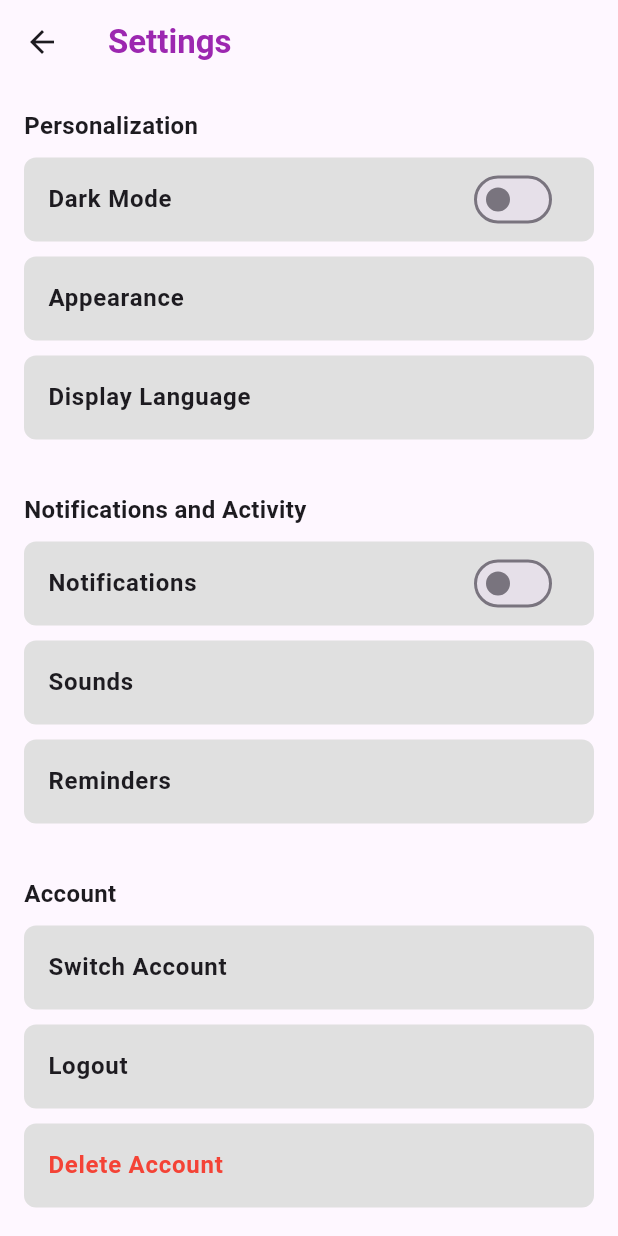
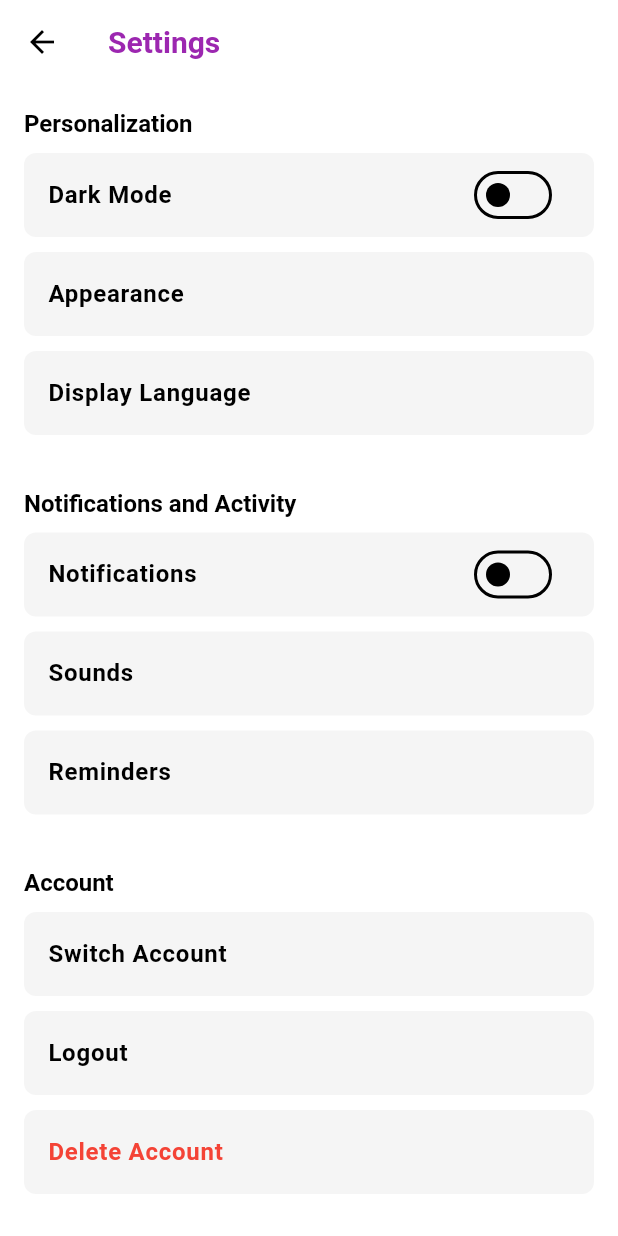
Before and after one commit to Gabnuggetboy/cloudd_flutter, a Flutter app: the AccountPage screen opened directly, item 2 of the bottom bar chosen, scrolled down 390 dp, after a tap on the "home" icon, after a tap on the "settings" icon, on a phone screen of 412 x 824 dp. Run offline on Flutter 3.47's test engine with Material 3 defaults, Android fonts, the light colour scheme and no system bars; our stand-ins replace animate_do, image_picker, shared_preferences; missing offline and left inert: flex_color_picker; accounts and stored records are empty.

Commit message:
Added Dark Mode
Added following pages:
- app_theme.dart (Set all the colours you want here.)
- theme_provider.dart (This dart file conrtols toggling between light and dark mode)
- Updated every page to use either dark or light mode colours based on theme toggling.

```diff
--- /dev/null
+++ b/lib/app_theme.dart
@@ -0,0 +1,123 @@
+import 'package:flutter/material.dart';
+
+class AppTheme {
+  // Light theme colors
+  static const Color lightPrimary = Colors.purple;
+  static const Color lightBackground = Colors.white;
+  static const Color lightSurface = Color(0xFFF5F5F5);
+  static const Color lightText = Colors.black;
+  static const Color lightTextSecondary = Colors.black87;
+
+  // Dark theme colors
+  static const Color darkPrimary = Colors.purpleAccent;
+  static const Color darkBackground = Color(0xFF121212);
+  static const Color darkSurface = Color(0xFF1E1E1E);
+  static const Color darkText = Colors.white;
+  static const Color darkTextSecondary = Colors.white70;
+
+  /// Light Theme Configuration
+  static ThemeData lightTheme = ThemeData(
+    brightness: Brightness.light,
+    primaryColor: lightPrimary,
+    scaffoldBackgroundColor: lightBackground,
+    colorScheme: const ColorScheme.light(
+      primary: lightPrimary,
+      secondary: lightPrimary,
+      surface: lightSurface,
+      onPrimary: Colors.white,
+      onSecondary: Colors.white,
+      onSurface: lightText,
+    ),
+    appBarTheme: const AppBarTheme(
+      backgroundColor: Colors.transparent,
+      elevation: 0,
+      iconTheme: IconThemeData(color: lightText),
+      titleTextStyle: TextStyle(
+        color: lightPrimary,
+        fontSize: 20,
+        fontWeight: FontWeight.bold,
+      ),
+    ),
+    cardColor: lightSurface,
+    dividerColor: Colors.grey.shade300,
+    iconTheme: const IconThemeData(color: lightText),
+    textTheme: const TextTheme(
+      displayLarge: TextStyle(color: lightText, fontWeight: FontWeight.bold),
+      displayMedium: TextStyle(color: lightText, fontWeight: FontWeight.bold),
+      displaySmall: TextStyle(color: lightText, fontWeight: FontWeight.bold),
+      headlineMedium: TextStyle(color: lightText, fontWeight: FontWeight.w600),
+      titleLarge: TextStyle(color: lightText, fontWeight: FontWeight.w600),
+      bodyLarge: TextStyle(color: lightText),
+      bodyMedium: TextStyle(color: lightTextSecondary),
+    ),
+    inputDecorationTheme: InputDecorationTheme(
+      filled: true,
+      fillColor: lightSurface,
+      border: OutlineInputBorder(
+        borderRadius: BorderRadius.circular(10),
+        borderSide: const BorderSide(color: Colors.black, width: 1.3),
+      ),
+      enabledBorder: OutlineInputBorder(
+        borderRadius: BorderRadius.circular(10),
+        borderSide: const BorderSide(color: Colors.black, width: 1.3),
+      ),
+      focusedBorder: OutlineInputBorder(
+        borderRadius: BorderRadius.circular(10),
+        borderSide: const BorderSide(color: lightPrimary, width: 2),
+      ),
+    ),
+  );
+
+  /// Dark Theme Configuration
+  static ThemeData darkTheme = ThemeData(
+    brightness: Brightness.dark,
+    primaryColor: darkPrimary,
+    scaffoldBackgroundColor: darkBackground,
+    colorScheme: const ColorScheme.dark(
+      primary: darkPrimary,
+      secondary: darkPrimary,
+      surface: darkSurface,
+      onPrimary: darkBackground,
+      onSecondary: darkBackground,
+      onSurface: darkText,
+    ),
+    appBarTheme: const AppBarTheme(
+      backgroundColor: Colors.transparent,
+      elevation: 0,
+      iconTheme: IconThemeData(color: darkText),
+      titleTextStyle: TextStyle(
+        color: darkPrimary,
+        fontSize: 20,
+        fontWeight: FontWeight.bold,
+      ),
+    ),
+    cardColor: darkSurface,
+    dividerColor: Colors.grey.shade700,
+    iconTheme: const IconThemeData(color: darkText),
+    textTheme: const TextTheme(
+      displayLarge: TextStyle(color: darkText, fontWeight: FontWeight.bold),
+      displayMedium: TextStyle(color: darkText, fontWeight: FontWeight.bold),
+      displaySmall: TextStyle(color: darkText, fontWeight: FontWeight.bold),
+      headlineMedium: TextStyle(color: darkText, fontWeight: FontWeight.w600),
+      titleLarge: TextStyle(color: darkText, fontWeight: FontWeight.w600),
+      bodyLarge: TextStyle(color: darkText),
+      bodyMedium: TextStyle(color: darkTextSecondary),
+    ),
+    inputDecorationTheme: InputDecorationTheme(
+      filled: true,
+      fillColor: darkSurface,
+      border: OutlineInputBorder(
+        borderRadius: BorderRadius.circular(10),
+        borderSide: const BorderSide(color: Colors.white54, width: 1.3),
+      ),
+      enabledBorder: OutlineInputBorder(
+        borderRadius: BorderRadius.circular(10),
+        borderSide: const BorderSide(color: Colors.white54, width: 1.3),
+      ),
+      focusedBorder: OutlineInputBorder(
+        borderRadius: BorderRadius.circular(10),
+        borderSide: const BorderSide(color: darkPrimary, width: 2),
+      ),
+    ),
+  );
+}
--- a/lib/settings_page.dart
+++ b/lib/settings_page.dart
@@ -1,38 +1,31 @@
 import 'package:flutter/material.dart';
+import 'package:provider/provider.dart';
 import 'package:clouddflutter/login_page.dart';
+import 'package:clouddflutter/theme_provider.dart';
 
-class SettingsPage extends StatefulWidget {
-  final bool isDarkMode;
-  final Function(bool) onThemeChanged;
+class SettingsPage extends StatelessWidget {
+  const SettingsPage({super.key});
 
-  const SettingsPage({
-    super.key,
-    required this.isDarkMode,
-    required this.onThemeChanged,
-  });
-
-  @override
-  _SettingsPageState createState() => _SettingsPageState();
-}
-
-class _SettingsPageState extends State<SettingsPage> {
-  late bool darkMode;
-
-  @override
-  void initState() {
-    super.initState();
-    darkMode = widget.isDarkMode;
-  }
-
-  Widget buildTile(String title, {Widget? trailing, VoidCallback? onTap}) {
+  Widget buildTile(
+    BuildContext context,
+    String title, {
+    Widget? trailing,
+    VoidCallback? onTap,
+  }) {
     return Container(
       margin: const EdgeInsets.only(bottom: 10),
       decoration: BoxDecoration(
-        color: Colors.grey.shade300,
+        color: Theme.of(context).colorScheme.surface,
         borderRadius: BorderRadius.circular(8),
       ),
       child: ListTile(
-        title: Text(title, style: const TextStyle(fontWeight: FontWeight.w600)),
+        title: Text(
+          title,
+          style: TextStyle(
+            fontWeight: FontWeight.w600,
+            color: Theme.of(context).textTheme.bodyLarge?.color,
+          ),
+        ),
         trailing: trailing,
         onTap: onTap,
       ),
@@ -41,6 +34,8 @@ class _SettingsPageState extends State<SettingsPage> {
 
   @override
   Widget build(BuildContext context) {
+    final themeProvider = Provider.of<ThemeProvider>(context);
+
     return Scaffold(
       appBar: AppBar(
         leading: IconButton(
@@ -49,63 +44,69 @@ class _SettingsPageState extends State<SettingsPage> {
             Navigator.pop(context);
           },
         ),
-        title: const Text(
+        title: Text(
           "Settings",
-          style: TextStyle(color: Colors.purple, fontWeight: FontWeight.bold),
+          style: TextStyle(
+            color: Theme.of(context).primaryColor,
+            fontWeight: FontWeight.bold,
+          ),
         ),
         backgroundColor: Colors.transparent,
         elevation: 0,
       ),
-
       body: SingleChildScrollView(
         padding: const EdgeInsets.all(16),
         child: Column(
           crossAxisAlignment: CrossAxisAlignment.start,
           children: [
-            const Text(
+            Text(
               "Personalization",
-              style: TextStyle(fontWeight: FontWeight.bold, fontSize: 16),
+              style: Theme.of(context).textTheme.titleLarge?.copyWith(
+                fontWeight: FontWeight.bold,
+                fontSize: 16,
+              ),
             ),
             const SizedBox(height: 10),
-
             buildTile(
+              context,
               "Dark Mode",
               trailing: Switch(
-                value: darkMode,
+                value: themeProvider.isDarkMode,
                 onChanged: (value) {
-                  setState(() => darkMode = value);
-                  widget.onThemeChanged(value);
+                  themeProvider.setTheme(value);
                 },
               ),
             ),
-            buildTile("Appearance"),
-            buildTile("Display Language"),
-
+            buildTile(context, "Appearance"),
+            buildTile(context, "Display Language"),
             const SizedBox(height: 25),
-
-            const Text(
+            Text(
               "Notifications and Activity",
-              style: TextStyle(fontWeight: FontWeight.bold, fontSize: 16),
+              style: Theme.of(context).textTheme.titleLarge?.copyWith(
+                fontWeight: FontWeight.bold,
+                fontSize: 16,
+              ),
             ),
             const SizedBox(height: 10),
-
             buildTile(
+              context,
               "Notifications",
               trailing: Switch(value: false, onChanged: (_) {}),
             ),
-            buildTile("Sounds"),
-            buildTile("Reminders"),
-
+            buildTile(context, "Sounds"),
+            buildTile(context, "Reminders"),
             const SizedBox(height: 25),
-
-            const Text(
+            Text(
               "Account",
-              style: TextStyle(fontWeight: FontWeight.bold, fontSize: 16),
+              style: Theme.of(context).textTheme.titleLarge?.copyWith(
+                fontWeight: FontWeight.bold,
+                fontSize: 16,
+              ),
             ),
             const SizedBox(height: 10),
-
-            buildTile("Switch Account"),
+            buildTile(context, "Switch Account"),
             buildTile(
+              context,
               "Logout",
               onTap: () {
                 Navigator.pushReplacement(
@@ -117,7 +118,7 @@ class _SettingsPageState extends State<SettingsPage> {
             Container(
               margin: const EdgeInsets.only(bottom: 10),
               decoration: BoxDecoration(
-                color: Colors.grey.shade300,
+                color: Theme.of(context).colorScheme.surface,
                 borderRadius: BorderRadius.circular(8),
               ),
               child: ListTile(
--- a/lib/top_settings_title_widget.dart
+++ b/lib/top_settings_title_widget.dart
@@ -11,11 +11,8 @@ class TopSettingsTitleWidget extends StatelessWidget {
   final String notificationsText;
   final String ddHubText;
   final String manageExperiencesText;
-  final Color logoColor;
   final double logoFontSize;
   final VoidCallback? onSettingsTap;
-  final bool isDarkMode;
-  final Function(bool)? onThemeChanged;
 
   const TopSettingsTitleWidget({
     Key? key,
@@ -28,15 +25,14 @@ class TopSettingsTitleWidget extends StatelessWidget {
     this.ddHubText = 'DD Hub',
     this.notificationsText = 'Notifications',
     this.manageExperiencesText = 'Manage Experiences',
-    this.logoColor = const Color(0xFFA020F0),
     this.logoFontSize = 26,
     this.onSettingsTap,
-    this.isDarkMode = false,
-    this.onThemeChanged,
   }) : super(key: key);
 
   @override
   Widget build(BuildContext context) {
+    final logoColor = Theme.of(context).primaryColor;
+
     return Row(
       mainAxisAlignment: MainAxisAlignment.spaceBetween,
       children: [
@@ -85,10 +81,7 @@ class TopSettingsTitleWidget extends StatelessWidget {
                       Navigator.push(
                         context,
                         MaterialPageRoute(
-                          builder: (context) => SettingsPage(
-                            isDarkMode: isDarkMode,
-                            onThemeChanged: onThemeChanged ?? (_) {},
-                          ),
+                          builder: (context) => const SettingsPage(),
                         ),
                       );
                     },
--- a/lib/user/home_page.dart
+++ b/lib/user/home_page.dart
@@ -8,7 +8,6 @@ class HomePage extends StatelessWidget {
   @override
   Widget build(BuildContext context) {
     return Scaffold(
-      backgroundColor: Colors.white,
       body: SafeArea(
         child: SingleChildScrollView(
           padding: const EdgeInsets.symmetric(horizontal: 20, vertical: 10),
@@ -35,7 +34,10 @@ class HomePage extends StatelessWidget {
               Container(
                 padding: const EdgeInsets.symmetric(horizontal: 15),
                 decoration: BoxDecoration(
-                  border: Border.all(color: Colors.black, width: 1.3),
+                  border: Border.all(
+                    color: Theme.of(context).dividerColor,
+                    width: 1.3,
+                  ),
                   borderRadius: BorderRadius.circular(10),
                 ),
                 child: const Row(
@@ -81,9 +83,9 @@ class HomePage extends StatelessWidget {
                   (index) => Container(
                     width: 65,
                     height: 65,
-                    decoration: const BoxDecoration(
+                    decoration: BoxDecoration(
                       shape: BoxShape.circle,
-                      color: Color(0xFFE8E0E0),
+                      color: Theme.of(context).colorScheme.surface,
                     ),
                   ),
                 ),
--- a/lib/user/trading_page.dart
+++ b/lib/user/trading_page.dart
@@ -8,7 +8,6 @@ class TradingPage extends StatelessWidget {
   @override
   Widget build(BuildContext context) {
     return Scaffold(
-      backgroundColor: Colors.white,
       body: SafeArea(
         child: SingleChildScrollView(
           padding: const EdgeInsets.symmetric(horizontal: 20, vertical: 10),
@@ -33,11 +32,11 @@ class TradingPage extends StatelessWidget {
                 height: 110,
                 child: Row(
                   children: [
-                    _collectionBox(),
+                    _collectionBox(context),
                     const SizedBox(width: 10),
-                    _collectionBox(),
+                    _collectionBox(context),
                     const SizedBox(width: 10),
-                    _collectionBox(),
+                    _collectionBox(context),
                     const SizedBox(width: 10),
                     Expanded(
                       child: Align(
@@ -45,7 +44,9 @@ class TradingPage extends StatelessWidget {
                         child: Text(
                           "See All",
                           style: TextStyle(
-                            color: Colors.grey.shade600,
+                            color: Theme.of(
+                              context,
+                            ).textTheme.bodyMedium?.color,
                             fontWeight: FontWeight.w500,
                           ),
                         ),
@@ -63,7 +64,7 @@ class TradingPage extends StatelessWidget {
                 height: 45,
                 decoration: BoxDecoration(
                   borderRadius: BorderRadius.circular(8),
-                  border: Border.all(color: Colors.black),
+                  border: Border.all(color: Theme.of(context).dividerColor),
                 ),
                 child: const Row(
                   children: [
@@ -104,7 +105,7 @@ class TradingPage extends StatelessWidget {
                 ),
                 itemCount: 8, // change as needed
                 itemBuilder: (context, index) {
-                  return _browseBox();
+                  return _browseBox(context);
                 },
               ),
             ],
@@ -120,21 +121,21 @@ class TradingPage extends StatelessWidget {
 
   // --- Widgets ---
 
-  Widget _collectionBox() {
+  Widget _collectionBox(BuildContext context) {
     return Container(
       width: 80,
       height: 100,
       decoration: BoxDecoration(
-        color: Colors.grey.shade300,
+        color: Theme.of(context).colorScheme.surface,
         borderRadius: BorderRadius.circular(8),
       ),
     );
   }
 
-  Widget _browseBox() {
+  Widget _browseBox(BuildContext context) {
     return Container(
       decoration: BoxDecoration(
-        color: Colors.grey.shade300,
+        color: Theme.of(context).colorScheme.surface,
         borderRadius: BorderRadius.circular(10),
       ),
     );
--- a/lib/user/user_account_page.dart
+++ b/lib/user/user_account_page.dart
@@ -8,7 +8,6 @@ class AccountPage extends StatelessWidget {
   @override
   Widget build(BuildContext context) {
     return Scaffold(
-      backgroundColor: Colors.white,
       body: SafeArea(
         child: SingleChildScrollView(
           padding: const EdgeInsets.symmetric(horizontal: 20, vertical: 10),
@@ -21,10 +20,16 @@ class AccountPage extends StatelessWidget {
                 crossAxisAlignment: CrossAxisAlignment.start,
                 children: [
                   // Profile icon
-                  const CircleAvatar(
+                  CircleAvatar(
                     radius: 40,
-                    backgroundColor: Colors.black12,
-                    child: Icon(Icons.person, size: 50, color: Colors.black54),
+                    backgroundColor: Theme.of(context).colorScheme.surface,
+                    child: Icon(
+                      Icons.person,
+                      size: 50,
+                      color: Theme.of(
+                        context,
+                      ).iconTheme.color?.withOpacity(0.6),
+                    ),
                   ),
 
                   const SizedBox(width: 15),
@@ -32,21 +37,27 @@ class AccountPage extends StatelessWidget {
                   // User info
                   Column(
                     crossAxisAlignment: CrossAxisAlignment.start,
-                    children: const [
+                    children: [
                       Text(
                         "User1234",
                         style: TextStyle(
                           fontSize: 22,
                           fontWeight: FontWeight.bold,
-                          color: Colors.purple,
+                          color: Theme.of(context).primaryColor,
                         ),
                       ),
-                      SizedBox(height: 4),
-                      Text("5 Experiences", style: TextStyle(fontSize: 16)),
-                      SizedBox(height: 4),
+                      const SizedBox(height: 4),
+                      const Text(
+                        "5 Experiences",
+                        style: TextStyle(fontSize: 16),
+                      ),
+                      const SizedBox(height: 4),
                       Text(
                         "Joined XX Month, 20XX",
-                        style: TextStyle(fontSize: 14, color: Colors.black54),
+                        style: TextStyle(
+                          fontSize: 14,
+                          color: Theme.of(context).textTheme.bodyMedium?.color,
+                        ),
                       ),
                     ],
                   ),
@@ -74,21 +85,21 @@ class AccountPage extends StatelessWidget {
               // Display Collection Row
               Row(
                 children: [
-                  _displayBox(),
+                  _displayBox(context),
                   const SizedBox(width: 10),
-                  _displayBox(),
+                  _displayBox(context),
                   const SizedBox(width: 10),
-                  _displayBox(),
+                  _displayBox(context),
                   const SizedBox(width: 10),
 
                   // See All
                   Expanded(
                     child: Container(
                       alignment: Alignment.centerRight,
-                      child: const Text(
+                      child: Text(
                         "See All",
                         style: TextStyle(
-                          color: Colors.black54,
+                          color: Theme.of(context).textTheme.bodyMedium?.color,
                           decoration: TextDecoration.underline,
                         ),
                       ),
@@ -118,12 +129,12 @@ class AccountPage extends StatelessWidget {
   }
 
   // Small grey display boxes
-  Widget _displayBox() {
+  Widget _displayBox(BuildContext context) {
     return Container(
       width: 70,
       height: 70,
       decoration: BoxDecoration(
-        color: Colors.black12,
+        color: Theme.of(context).colorScheme.surface,
         borderRadius: BorderRadius.circular(8),
       ),
     );
--- a/lib/user/widgets/bottom_navigation_widget.dart
+++ b/lib/user/widgets/bottom_navigation_widget.dart
@@ -42,7 +42,7 @@ class BottomNavigationWidget extends StatelessWidget {
 
     return Container(
       padding: EdgeInsets.symmetric(vertical: 10),
-      color: Colors.white,
+      color: Theme.of(context).scaffoldBackgroundColor,
       child: Row(
         mainAxisAlignment: MainAxisAlignment.spaceAround,
         children: [
@@ -67,7 +67,13 @@ class BottomNavigationWidget extends StatelessWidget {
                   }
                 },
               ),
-              Text(homeLabel, style: TextStyle(fontSize: 12)),
+              Text(
+                homeLabel,
+                style: TextStyle(
+                  fontSize: 12,
+                  color: Theme.of(context).textTheme.bodyMedium?.color,
+                ),
+              ),
             ],
           ),
           Column(
@@ -91,7 +97,13 @@ class BottomNavigationWidget extends StatelessWidget {
                   }
                 },
               ),
-              Text(tradingLabel, style: TextStyle(fontSize: 12)),
+              Text(
+                tradingLabel,
+                style: TextStyle(
+                  fontSize: 12,
+                  color: Theme.of(context).textTheme.bodyMedium?.color,
+                ),
+              ),
             ],
           ),
           Column(
@@ -107,7 +119,13 @@ class BottomNavigationWidget extends StatelessWidget {
                   );
                 },
               ),
-              Text(cameraLabel, style: TextStyle(fontSize: 12)),
+              Text(
+                cameraLabel,
+                style: TextStyle(
+                  fontSize: 12,
+                  color: Theme.of(context).textTheme.bodyMedium?.color,
+                ),
+              ),
             ],
           ),
           Column(
@@ -131,7 +149,13 @@ class BottomNavigationWidget extends StatelessWidget {
                   }
                 },
               ),
-              Text(notificationLabel, style: TextStyle(fontSize: 12)),
+              Text(
+                notificationLabel,
+                style: TextStyle(
+                  fontSize: 12,
+                  color: Theme.of(context).textTheme.bodyMedium?.color,
+                ),
+              ),
             ],
           ),
           Column(
@@ -155,7 +179,13 @@ class BottomNavigationWidget extends StatelessWidget {
                   }
                 },
               ),
-              Text(accountLabel, style: TextStyle(fontSize: 12)),
+              Text(
+                accountLabel,
+                style: TextStyle(
+                  fontSize: 12,
+                  color: Theme.of(context).textTheme.bodyMedium?.color,
+                ),
+              ),
             ],
           ),
         ],
```
Also changed, not shown: lib/main.dart (+25 -4 lines), lib/manager/ddhub_page.dart (+17 -8 lines), lib/manager/experiences_page.dart (+11 -10 lines), lib/manager/manager_account_page.dart (+28 -17 lines), lib/manager/widgets/bottom_navigation_widget.dart (+22 -4 lines), lib/theme_provider.dart (added, +35 -0 lines), lib/user/notification_page.dart (+8 -6 lines), pubspec.yaml (+3 -4 lines), lib/add_new_booth.dart (line endings or trailing spaces), pubspec.lock, 3 other files.
